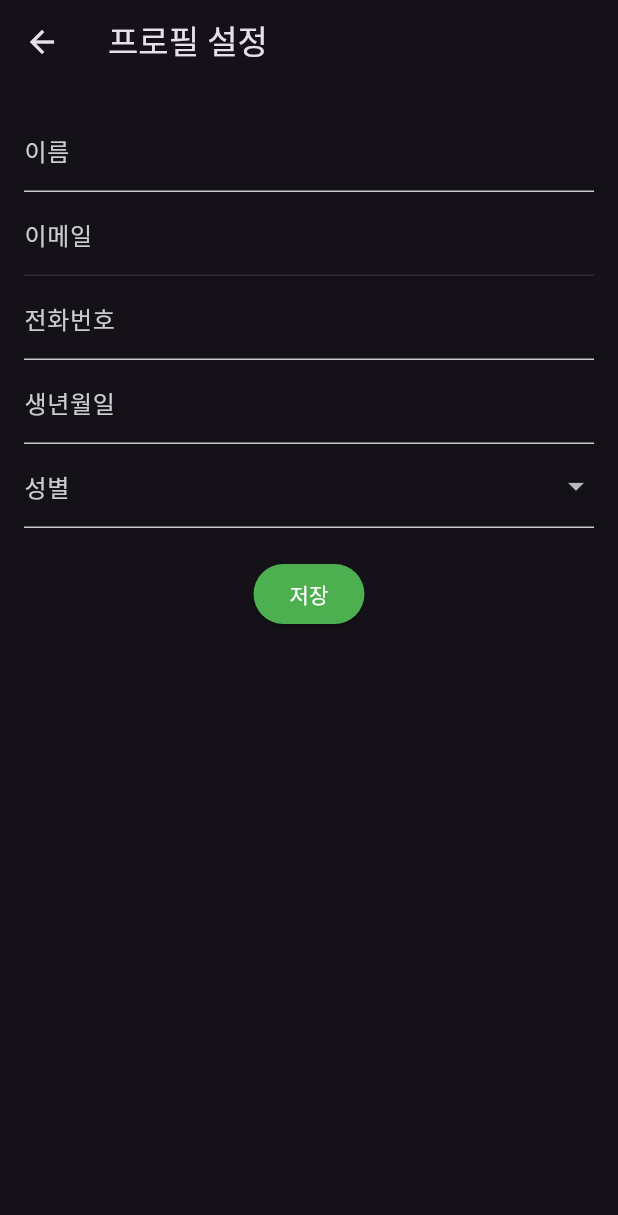
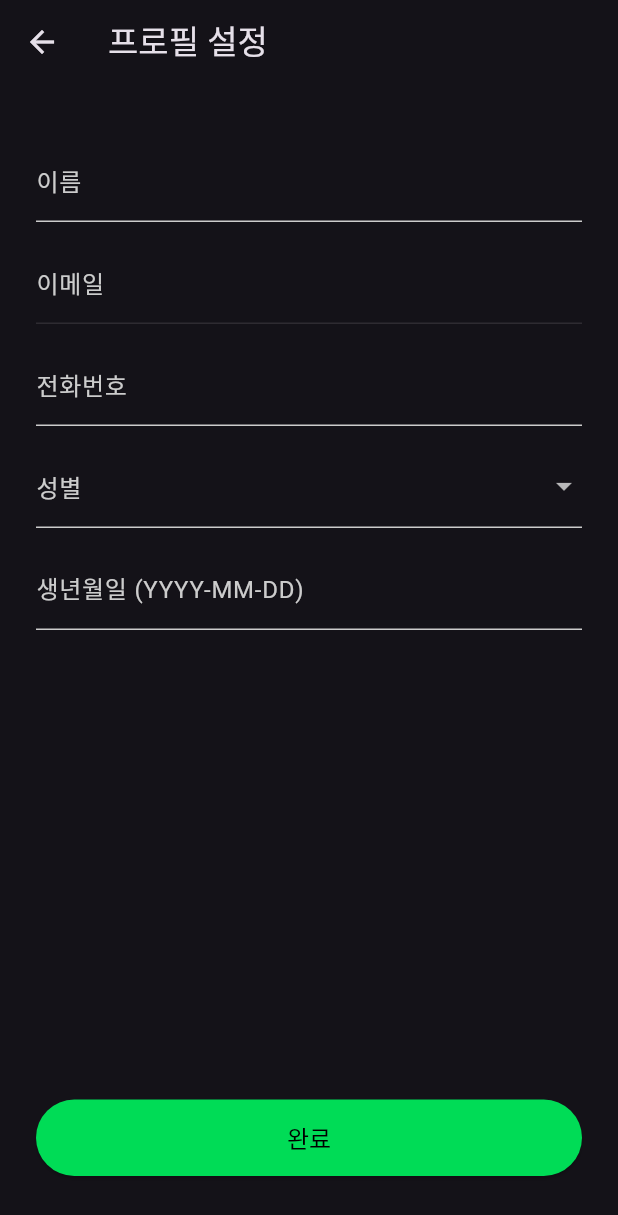
Before and after one commit to mgn1440/JabTraining, a Flutter app: the ProfileEditPage screen opened directly, on a phone screen of 412 x 824 dp. Shown: the top 1215 px of the screen. Run offline on Flutter 3.47's test engine with Material 3 defaults, Android fonts, the phone set to English and light mode, and no system bars; our stand-ins replace flutter_dotenv, flutter_svg, shared_preferences, supabase_flutter, table_calendar; accounts and stored records are empty.

Commit message:
edit: 프로필 수정 페이지 디자인 수정/#13

```diff
--- a/lib/pages/auth_gate.dart
+++ b/lib/pages/auth_gate.dart
@@ -1,8 +1,6 @@
 import 'package:flutter/material.dart';
 import 'package:flutter_svg/svg.dart';
 import 'package:jab_training/pages/sign_in_page.dart';
-import 'package:supabase_flutter/supabase_flutter.dart';
-import 'package:jab_training/pages/sign_up_page.dart';
 import 'package:jab_training/component/buttons.dart';
 import 'package:flutter_svg/flutter_svg.dart';
 import 'package:jab_training/pages/gym_select_page.dart';
--- a/lib/pages/profile_edit_page.dart
+++ b/lib/pages/profile_edit_page.dart
@@ -1,6 +1,8 @@
 import 'package:flutter/material.dart';
 import 'package:jab_training/main.dart';
 import 'package:supabase_flutter/supabase_flutter.dart';
+import 'package:jab_training/component/buttons.dart';
+import 'package:jab_training/const/color.dart';
 
 class ProfileEditPage extends StatefulWidget {
   const ProfileEditPage({super.key});
@@ -90,54 +92,72 @@ class _ProfileEditPageState extends State<ProfileEditPage> {
       appBar: AppBar(
         title: const Text('프로필 설정'),
       ),
-      body: Padding(
-        padding: const EdgeInsets.all(16.0),
-        child: Column(
+      body: Column(
         children: [
+          Expanded(
+              child: ListView(
+                padding: const EdgeInsets.symmetric(vertical: 18, horizontal: 24),
+                children: [
+                  const SizedBox(height: 18),
                   TextField(
                     controller: _nameController,
+                    cursorColor: grayscaleSwatch[100],
                     decoration: const InputDecoration(labelText: '이름'),
                   ),
+                  const SizedBox(height: 12),
                   TextField(
                     controller: _emailController,
+                    cursorColor: grayscaleSwatch[100],
                     decoration: const InputDecoration(labelText: '이메일'),
                     enabled: false, // 이메일 수정 불가
                   ),
+                  const SizedBox(height: 12),
                   TextField(
                     controller: _phoneController,
+                    cursorColor: grayscaleSwatch[100],
+                    keyboardType: TextInputType.phone,
                     decoration: const InputDecoration(labelText: '전화번호'),
-              keyboardType: TextInputType.phone,
                   ),
-            TextField(
-              controller: _birthController,
-              decoration: const InputDecoration(labelText: '생년월일'),
-              keyboardType: TextInputType.datetime,
-            ),
+                  const SizedBox(height: 12),
                   DropdownButtonFormField<String>(
                     value: _selectedGender,
+                    onChanged: (String? newValue) {
+                      setState(() {
+                        _selectedGender = newValue;
+                      });
+                    },
+                    decoration: const InputDecoration(labelText: '성별'),
                     items: ['남성', '여성'].map((String value) {
                       return DropdownMenuItem<String>(
                         value: value,
                         child: Text(value),
                       );
                     }).toList(),
-              decoration: const InputDecoration(labelText: '성별'),
-              onChanged: (String? newValue) {
-                setState(() {
-                  _selectedGender = newValue;
-                });
-              },
                   ),
-            const SizedBox(height: 20),
-            ElevatedButton(
-              onPressed: () {
+                  const SizedBox(height: 12),
+                  TextField(
+                    controller: _birthController,
+                    cursorColor: grayscaleSwatch[100],
+                    keyboardType: TextInputType.datetime,
+                    decoration: const InputDecoration(
+                        labelText: '생년월일 (YYYY-MM-DD)',
+                    ),
+                  ),
+                  const SizedBox(height: 282),
+                ],
+              )
+          ),
+          CustomButton(
+              isEnabled: true,
+              buttonType: ButtonType.filled,
+              onPressed: () async {
                 _updateProfile();
                 Navigator.pop(context);
               },
-              child: Text(_isLoading ? '로딩중...' : '저장'),
+              child: Text(_isLoading ? '로딩중...' : '완료'),
           ),
+          const SizedBox(height: 40),
         ],
-        ),
       ),
     );
   }
--- a/lib/pages/schedule_page.dart
+++ b/lib/pages/schedule_page.dart
@@ -181,6 +181,7 @@ class _SchedulePageState extends State<SchedulePage> {
                       );
                     }
                     if (snapshot.hasError) {
+                      print('Error: ${snapshot.error}');
                       return Center(
                         child: Text('Error: ${snapshot.error.toString()}'),
                       );
@@ -205,7 +206,6 @@ class _SchedulePageState extends State<SchedulePage> {
                                 return const Center(child: CircularProgressIndicator());
                               }
                               if (snapshot.hasError) {
-                                print('Error: ${snapshot.error}');
                                 return const Center(child: Text('오류가 발생했습니다!!'));
                               }
                               final isReserved = snapshot.data ?? false;
--- a/lib/pages/sign_in_page.dart
+++ b/lib/pages/sign_in_page.dart
@@ -18,9 +18,8 @@ class _SignInPageState extends State<SignInPage> {
   bool _redirecting = false;
   bool _isFormValid = false;
 
-  late final TextEditingController _emailController = TextEditingController();
-  late final TextEditingController _passwordController =
-      TextEditingController();
+  final TextEditingController _emailController = TextEditingController();
+  final TextEditingController _passwordController = TextEditingController();
 
   late final StreamSubscription<AuthState> _authStateSubscription;
 
```
Also changed, not shown: lib/pages/reservation_page.dart (+7 -7 lines), lib/pages/sign_up_page.dart (+4 -12 lines). Lines whose indentation alone changed are shown as unchanged.
